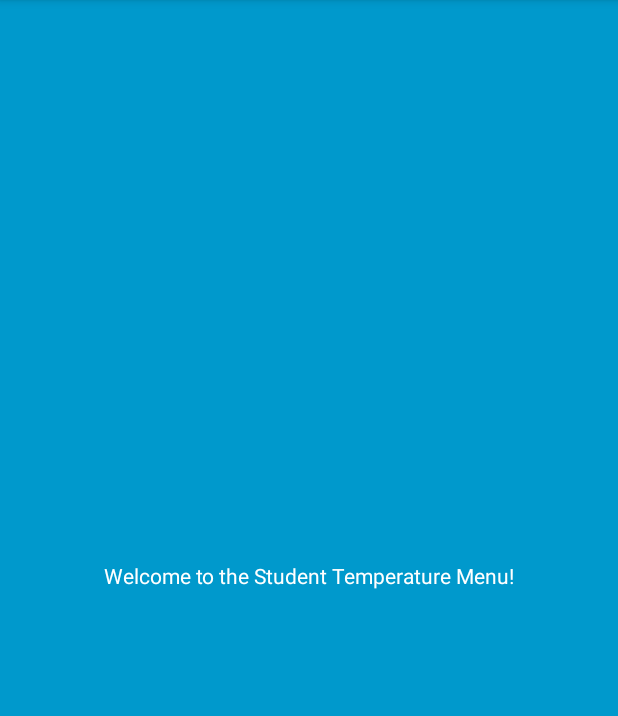
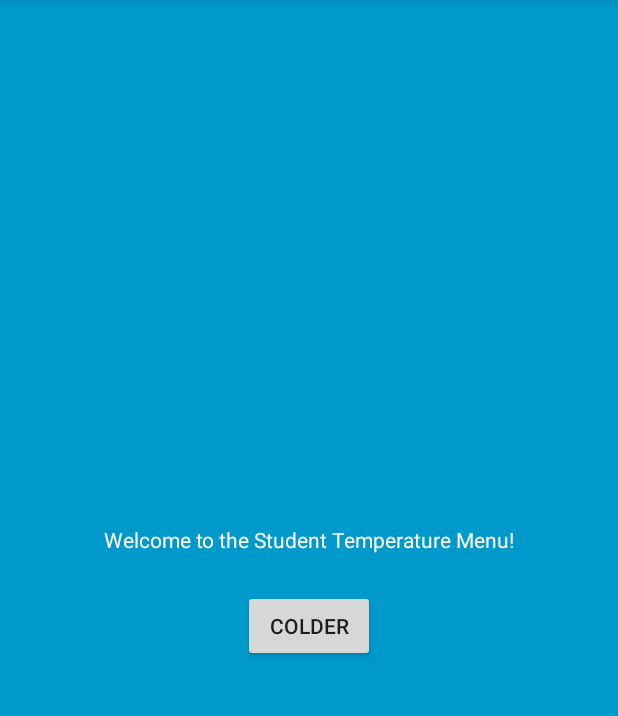
Before and after one commit to sbyakod/Mobile-App-Development, an Android app: the StudentActivity screen opened directly, with no data from a screen before it, on a phone screen of 412 x 824 dp, the part 84-800 px from its top. Run offline under Robolectric (Android 15) with nearby library versions, the phone set to English and light mode, and no system bars.

Commit message:
5/16/19 commit message. (2)

```diff
--- a/app/src/main/res/layout/activity_student.xml
+++ b/app/src/main/res/layout/activity_student.xml
@@ -14,4 +14,11 @@
         android:text="@string/student_welcome"
         android:textColor="#FFFFFF"/>
 
+    <Button
+        android:id="@+id/colder_button"
+        android:layout_width="wrap_content"
+        android:layout_height="wrap_content"
+        android:text="Colder"/>
+
+
 </LinearLayout>
```
Also changed, not shown: app/src/main/res/layout/activity_teacher.xml (line endings or trailing spaces).
